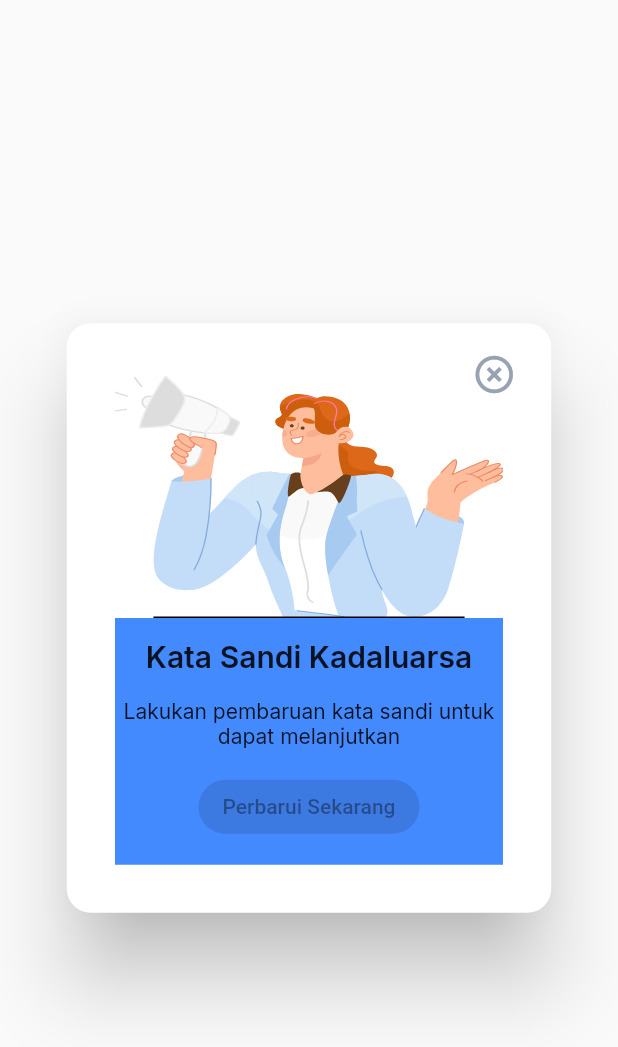
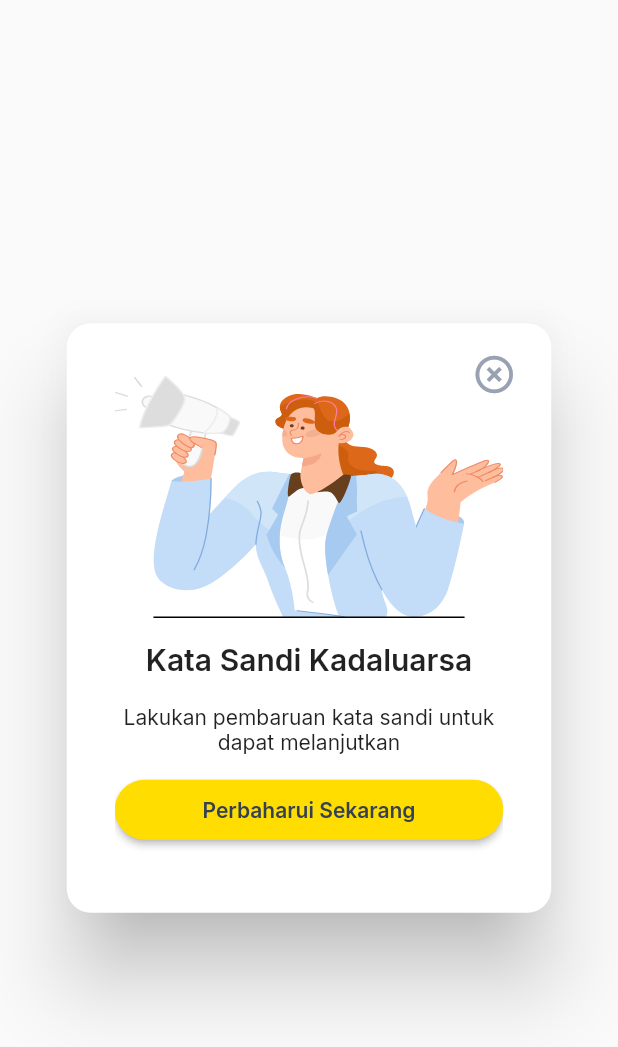
Before and after one commit to salomo07/wmsflutter, a Flutter app: the CustomDialogWidget widget shown alone on an empty page, opened directly, on a phone screen of 412 x 824 dp. Shown: the top 1047 px of the screen. Run offline on Flutter 3.47's test engine with Material 2 defaults, Android fonts, the phone set to English and light mode, and no system bars; our stand-ins replace bloc, carousel_slider, flutter_bloc, flutter_svg, google_fonts, qr_flutter and 1 more; missing offline and left inert: pluto_grid; network calls fail.

Commit message:
08/08/23 23:24

```diff
--- a/lib/widgets/customButton.dart
+++ b/lib/widgets/customButton.dart
@@ -1,22 +1,41 @@
 import 'package:flutter/material.dart';
+import 'package:google_fonts/google_fonts.dart';
 
 class CustomButtonWidget extends StatelessWidget {
   CustomButtonWidget(
       {super.key,
-      this.child = const Text(""),
-      this.color = const Color(0xFFFFDD00),
+      required this.text,
+      this.color = 0xFFFFDD00,
+      this.height = 40,
+      this.width = double.infinity,
       this.onPressedFunc});
-  Widget child;
-  Color color;
-  Function()? onPressedFunc;
+  String text;
+  int color;
+  double height, width;
+  void Function()? onPressedFunc;
   @override
   Widget build(BuildContext context) {
-    return ElevatedButton(
-        style: ElevatedButton.styleFrom(
-            shape: RoundedRectangleBorder(
-                borderRadius: BorderRadius.circular(100)),
-            backgroundColor: color),
-        onPressed: onPressedFunc,
-        child: child);
+    return SizedBox(
+      width: width,
+      height: height,
+      child: ElevatedButton(
+          onPressed: () => onPressedFunc,
+          style: ElevatedButton.styleFrom(
+              shape: RoundedRectangleBorder(
+                  borderRadius: BorderRadius.circular(100)),
+              backgroundColor: const Color(0xFFFFDD00)),
+          child: Text(
+            text,
+            style: GoogleFonts.inter(
+                color: const Color(0xFF344054),
+                fontWeight: FontWeight.w600,
+                fontSize: 14),
+          )),
+    );
   }
 }
+// ElevatedButton(
+//   style: ElevatedButton.styleFrom(
+//       backgroundColor: Color(0xFFFFDD00)),
+//   onPressed: () {},
+//   child: Text(txtButton))
--- a/lib/widgets/customDialog.dart
+++ b/lib/widgets/customDialog.dart
@@ -45,7 +45,7 @@ class CustomDialogWidget extends StatelessWidget {
                     Container(
                       height: (height - (margin * 2)) / 2,
                       width: width - margin,
-                      color: Colors.blueAccent,
+                      // color: Colors.blueAccent,
                       child: Column(
                         mainAxisAlignment: MainAxisAlignment.spaceEvenly,
                         children: [
@@ -59,15 +59,10 @@ class CustomDialogWidget extends StatelessWidget {
                               style: GoogleFonts.inter(
                                   fontWeight: FontWeight.w400, fontSize: 14)),
                           CustomButtonWidget(
-                            color: const Color(0xFFFFDD00),
-                            child: Text(txtButton),
+                            text: "Perbaharui Sekarang",
+                            color: 0xFFFFDD00,
+                            onPressedFunc: () => {print("pressed")},
                           ),
-                          // ),
-                          // ElevatedButton(
-                          //     style: ElevatedButton.styleFrom(
-                          //         backgroundColor: Color(0xFFFFDD00)),
-                          //     onPressed: () {},
-                          //     child: Text(txtButton))
                         ],
                       ),
                     )
```
